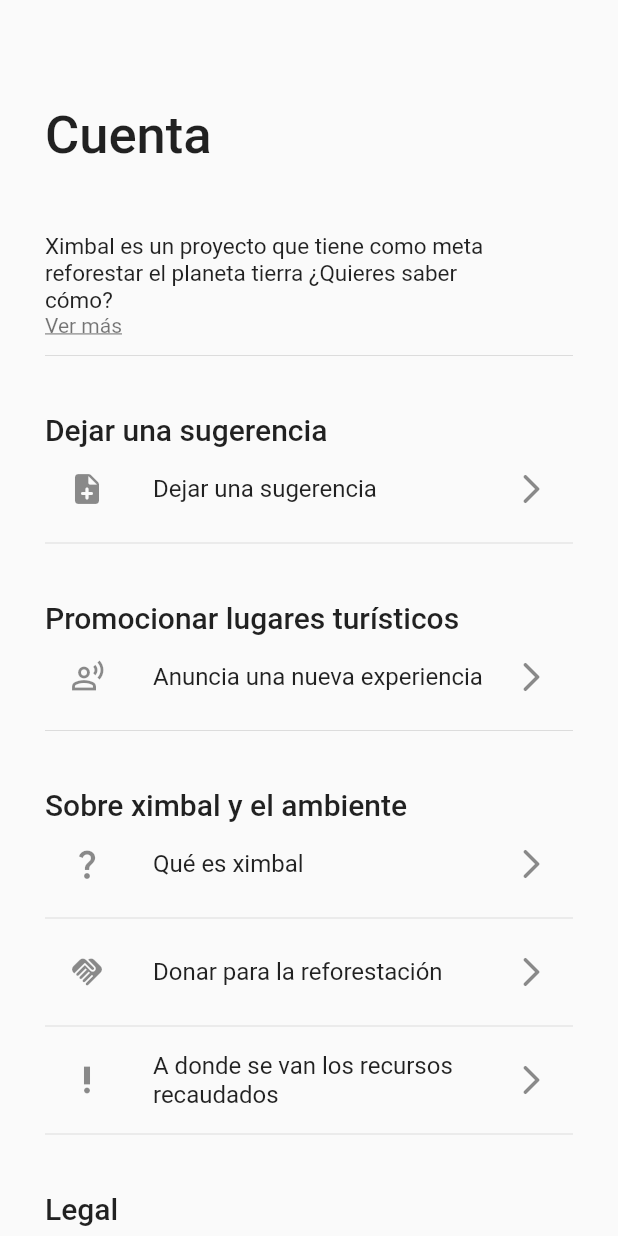
After one commit to ximball/ximball_app, a Flutter app: the CuentaScreen screen opened directly, on a phone screen of 412 x 824 dp. The commit adds this screen. Run offline on Flutter 3.47's test engine with Material 2 defaults, Android fonts, the phone set to English and light mode, and no system bars.

Commit message:
screen cuenta Enoc

```diff
--- /dev/null
+++ b/lib/pages/home/cuenta_page.dart
@@ -0,0 +1,228 @@
+
+import 'package:flutter/material.dart';
+
+class CuentaScreen extends StatelessWidget {
+
+  const CuentaScreen({Key? key}) : super(key: key);
+
+
+  @override
+  Widget build(BuildContext context) {
+
+  // TextStyle fontSizeTitulo = const TextStyle(fontSize: 20);
+  // TextStyle fontSizeTexto = const TextStyle(fontSize: 15);
+
+
+
+
+
+    return Scaffold(
+
+      appBar: AppBar(
+        elevation: 0,
+      bottom: PreferredSize(
+      child: Container(
+         color: Colors.grey,
+         height: 0.0,
+      ),
+      preferredSize: Size.fromHeight(-60.0)),
+      backgroundColor: Color.fromARGB(0, 255, 255, 255),
+
+      ),
+      body: ListView(
+        padding: const EdgeInsets.only(right: 30, left: 30),
+        children: [
+          const SizedBox(height: 70,),
+
+
+
+
+          const Text('Cuenta',
+          style: TextStyle(
+            fontSize: 35,
+            fontWeight: FontWeight.w500,
+          ),),
+
+
+
+
+
+          const SizedBox(height: 40,),
+
+
+
+
+          ListTile(
+            contentPadding: EdgeInsets.only(right: 30),
+            title: Text('Ximbal es un proyecto que tiene como meta reforestar el planeta tierra ¿Quieres saber cómo?',
+            style: TextStyle(
+              fontSize: 15,
+            ),),
+            subtitle: const Text('Ver más',
+            style: TextStyle(
+              decoration: TextDecoration.underline,
+            ),),
+            onTap: (){},
+          ),
+
+
+
+          const Divider(),
+
+
+
+
+
+
+
+
+          const SizedBox(height: 30),
+
+
+
+
+
+
+
+
+          //ES DE DEJAR SUGERENCIA
+         const Text('Dejar una sugerencia',
+            style:  TextStyle(
+              fontSize: 20,
+              fontWeight: FontWeight.w500
+            ),
+            ),
+
+          ListTile(
+            leading: const Icon(Icons.note_add_rounded),
+            title: const Text('Dejar una sugerencia'),
+            trailing: const Icon(Icons.arrow_forward_ios_rounded),
+            onTap: (){},
+          ),
+          const Divider(),
+
+
+
+
+
+
+
+
+
+
+          const SizedBox(height: 30,),
+
+
+
+
+
+
+//PROMOCIONAR LUGARES TURÍSTICOS
+          const Text('Promocionar lugares turísticos',
+          style: TextStyle(
+            fontSize: 20,
+            fontWeight: FontWeight.w500,
+          ),),
+          ListTile(
+            leading: const Icon(Icons.spatial_audio_off_outlined),
+            title: const Text('Anuncia una nueva experiencia'),
+            trailing: const Icon(Icons.arrow_forward_ios_rounded),
+            onTap: (){},
+          ),
+          const Divider(),
+
+
+
+
+
+
+
+
+          const SizedBox(height: 30,),
+
+
+
+
+
+
+
+
+
+
+        const Text('Sobre ximbal y el ambiente',
+        style: TextStyle(
+          fontSize: 20,
+          fontWeight: FontWeight.w500,
+        ),),
+                ListTile(
+          leading: const Icon(Icons.question_mark_sharp),
+          title: const Text('Qué es ximbal'),
+          trailing: const Icon(Icons.arrow_forward_ios_rounded),
+          onTap: (){},
+        ),
+        const Divider(),
+                ListTile (
+          leading: const Icon(Icons.handshake),
+          title: const Text('Donar para la reforestación'),
+          trailing: const Icon(Icons.arrow_forward_ios_rounded),
+          onTap: (){},
+        ),
+        const Divider(),
+                ListTile(
+                  leading: const Icon(Icons.priority_high_sharp),
+          title: const Text('A donde se van los recursos recaudados'),
+          trailing: const Icon(Icons.arrow_forward_ios_rounded),
+          onTap: (){},
+        ),
+        const Divider(),
+
+
+
+
+       const SizedBox(height: 30,),
+
+
+
+
+
+      const Text('Legal',
+      style: TextStyle(
+        fontSize: 20,
+        fontWeight: FontWeight.w500,
+      ),),
+      ListTile(
+        title: const Text('Términos y condiciones'),
+        trailing: const Icon(Icons.arrow_forward_ios_rounded),
+        leading: const Icon(Icons.integration_instructions),
+        onTap: (){},
+      ),
+
+      const Divider(),
+
+      ListTile(
+        leading: const Icon(Icons.policy_rounded),
+        title: const Text('Políticas y privacidad'),
+        trailing: const Icon(Icons.arrow_forward_ios_rounded),
+        onTap: (){},
+      ),
+
+
+
+
+      const SizedBox(height: 50,),
+
+
+
+      const Text('VERSIÓN 1.0.0'),
+      const SizedBox(height: 90,),
+
+//language_sharp
+
+
+        ],
+      ),
+
+
+    );
+  }
+}
--- a/lib/pages/home/settings_page.dart
+++ b/lib/pages/home/settings_page.dart
@@ -47,21 +47,25 @@ class _SettingPagesState extends State<SettingPages> {
           )
         ],
       ),
+
       body: Theme(
         data: Theme.of(context).copyWith(
           brightness: Brightness.dark,
           primaryColor: Color.fromARGB(255, 10, 10, 10),
         ),
+
         child: DefaultTextStyle(
           // ignore: prefer_const_constructors
           style: TextStyle(
             color: Color.fromARGB(255, 0, 0, 0),
           ),
+
           child: SingleChildScrollView(
             padding: const EdgeInsets.all(32.0),
             child: Column(
               children: <Widget>[
                 const SizedBox(height: 30.0),
+
                 Row(
                   children: <Widget>[
                     Container(
--- a/lib/pages/home/user_page.dart
+++ b/lib/pages/home/user_page.dart
@@ -11,16 +11,22 @@ class UserPages extends StatelessWidget {
       color: Color.fromARGB(255, 255, 255, 255),
       fontSize: 16.0,
     );
+
+
     return Scaffold(
       appBar: AppBar(
         title: Text('Configuracion'),
 
         //backgroundColor: Colors.transparent,
-        //elevation: 9,
+        elevation: 0,
 
         automaticallyImplyLeading: false,
       ),
+
+
+
       body: SingleChildScrollView(
+
         child: Column(
           crossAxisAlignment: CrossAxisAlignment.start,
           children: <Widget>[
@@ -33,7 +39,11 @@ class UserPages extends StatelessWidget {
                   "Promocionor algún paqute de viajes para que ganes dinero.   "
                   "Más información"),
             ),
+
+
+            SizedBox(height: 20,),
             _buildTitle("Configuracion de la cuenta"),
+
             ListTile(
               onTap: () {},
               trailing: Icon(
@@ -42,6 +52,9 @@ class UserPages extends StatelessWidget {
               ),
               title: Text('Informacion Personal'),
             ),
+
+
+
             SizedBox(height: 20.0),
             _buildTitle("Proporcionar Lugares Turisticos"),
             ListTile(
@@ -108,9 +121,15 @@ class UserPages extends StatelessWidget {
             SizedBox(height: 20.0),
           ],
         ),
+
+
       ),
     );
   }
+
+
+
+
 
   ListTile _buildExperienceRow({required String company}) {
     return ListTile(
@@ -153,7 +172,7 @@ class UserPages extends StatelessWidget {
 
   Widget _buildTitle(String title) {
     return Padding(
-      padding: const EdgeInsets.only(left: 16.0),
+      padding: const EdgeInsets.only(left: 16.0, right: 16.0),
       child: Column(
         crossAxisAlignment: CrossAxisAlignment.start,
         children: <Widget>[
```
